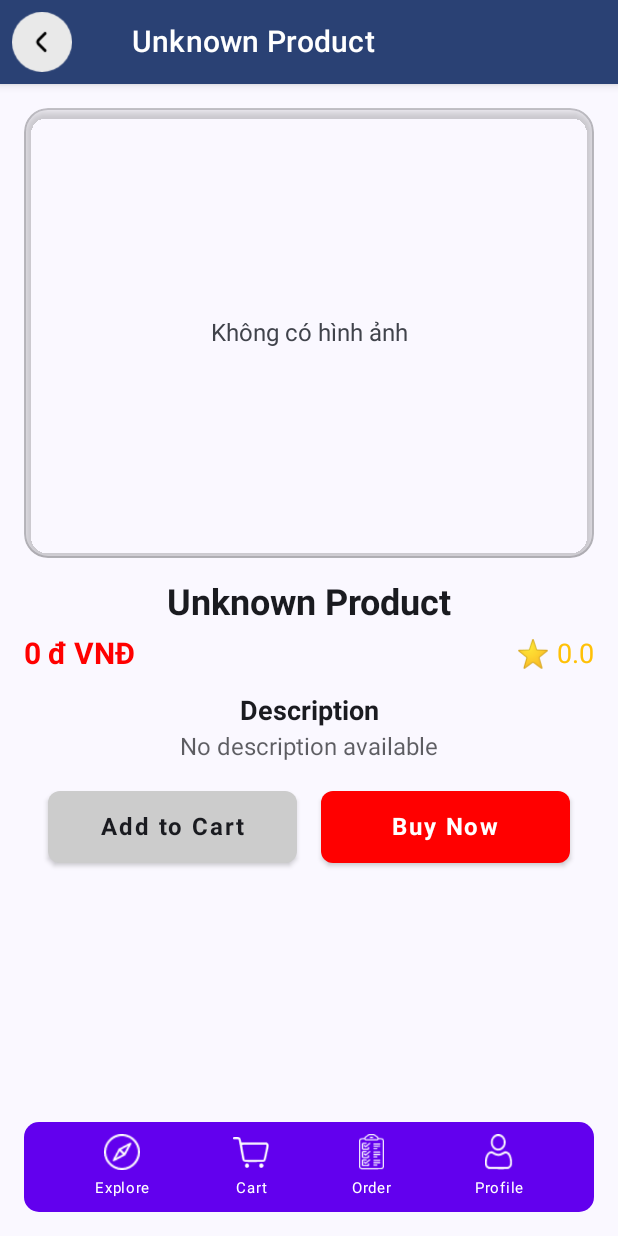
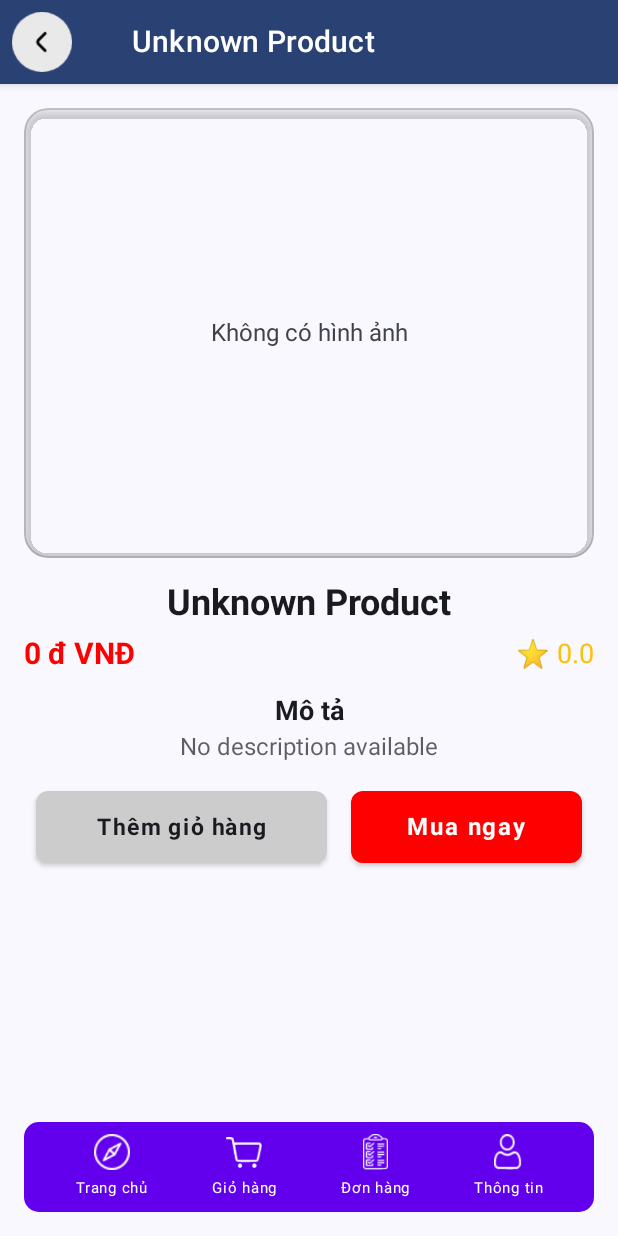
Before and after one commit to NgoCongTuyen/APPBANLAPTOP, an Android app built with Jetpack Compose: the DetailsItemsActivity screen opened directly, with no data from a screen before it, on a phone screen of 412 x 824 dp. Run offline under Robolectric (Android 15) with nearby library versions, the phone set to English and light mode, and no system bars; our stand-ins replace Firebase (no records; nobody signed in at launch, a user with empty details on screens opened directly); pictures from the network do not load.

Commit message:
Chỉnh sửa ngôn ngữ

```diff
--- a/app/src/main/java/com/example/appbanlaptop/Activity/BottomActivity.kt
+++ b/app/src/main/java/com/example/appbanlaptop/Activity/BottomActivity.kt
@@ -42,7 +42,7 @@ object BottomActivity {
         ) {
             BottomMenuItem(
                 icon = painterResource(R.drawable.btn_1),
-                text = "Explore",
+                text = "Trang chủ",
                 onItemClick = {
                     if (context !is MainActivity) {
                         val intent = Intent(context, MainActivity::class.java)
@@ -52,7 +52,7 @@ object BottomActivity {
             )
             BottomMenuItem(
                 icon = painterResource(R.drawable.btn_2),
-                text = "Cart",
+                text = "Giỏ hàng",
                 onItemClick = {
                     if (context !is CartScreenActivity) {
                         val intent = Intent(context, CartScreenActivity::class.java)
@@ -62,7 +62,7 @@ object BottomActivity {
             )
             BottomMenuItem(
                 icon = painterResource(R.drawable.btn_4),
-                text = "Order",
+                text = "Đơn hàng",
                 onItemClick = {
                     if (context !is OrderActivity) {
                         val intent = Intent(context, OrderActivity::class.java)
@@ -72,7 +72,7 @@ object BottomActivity {
             )
             BottomMenuItem(
                 icon = painterResource(id = R.drawable.btn_5),
-                text = "Profile",
+                text = "Thông tin",
                 onItemClick = {
                     if (context !is ProfileActivity) {
                         val intent = Intent(context, ProfileActivity::class.java)
--- a/app/src/main/java/com/example/appbanlaptop/Activity/DetailsItemsActivity.kt
+++ b/app/src/main/java/com/example/appbanlaptop/Activity/DetailsItemsActivity.kt
@@ -327,7 +327,7 @@ fun DetailsItemsScreen(
             item {
                 Spacer(modifier = Modifier.height(16.dp))
                 Text(
-                    text = "Description",
+                    text = "Mô tả",
                     fontSize = 18.sp,
                     fontWeight = FontWeight.Bold,
                     color = MaterialTheme.colorScheme.onBackground
@@ -345,7 +345,7 @@ fun DetailsItemsScreen(
                 item {
                     Spacer(modifier = Modifier.height(16.dp))
                     Text(
-                        text = "Available Models",
+                        text = "Phiên bản",
                         fontSize = 18.sp,
                         fontWeight = FontWeight.Bold,
                         color = MaterialTheme.colorScheme.onBackground
@@ -379,14 +379,14 @@ fun DetailsItemsScreen(
                 Row(
                     modifier = Modifier
                         .fillMaxWidth()
-                        .padding(horizontal = 16.dp),
+                        .padding(horizontal = 8.dp),
                     horizontalArrangement = Arrangement.SpaceBetween
                 ) {
                     // Nút Add to Cart
                     Button(
                         onClick = onAddToCartClick,
                         modifier = Modifier
-                            .weight(1f)
+                            .weight(5f)
                             .height(48.dp)
                             .padding(end = 8.dp),
                         shape = RoundedCornerShape(8.dp),
@@ -396,8 +396,8 @@ fun DetailsItemsScreen(
                         )
                     ) {
                         Text(
-                            text = "Add to Cart",
-                            fontSize = 16.sp,
+                            text = "Thêm giỏ hàng",
+                            fontSize = 15.sp,
                             fontWeight = FontWeight.Bold
                         )
                     }
@@ -406,7 +406,7 @@ fun DetailsItemsScreen(
                     Button(
                         onClick = onBuyNowClick,
                         modifier = Modifier
-                            .weight(1f)
+                            .weight(4f)
                             .height(48.dp)
                             .padding(start = 8.dp),
                         shape = RoundedCornerShape(8.dp),
@@ -416,7 +416,7 @@ fun DetailsItemsScreen(
                         )
                     ) {
                         Text(
-                            text = "Buy Now",
+                            text = "Mua ngay",
                             fontSize = 16.sp,
                             fontWeight = FontWeight.Bold
                         )
--- a/app/src/main/java/com/example/appbanlaptop/MainActivity.kt
+++ b/app/src/main/java/com/example/appbanlaptop/MainActivity.kt
@@ -202,7 +202,7 @@ fun MainActivityScreen(
                             .weight(4f)
                     ) {
                         Text(
-                            text = "Welcome Back",
+                            text = "Xin chào",
                             fontSize = 16.sp,
                             color = MaterialTheme.colorScheme.onBackground.copy(alpha = 0.7f)
                         )
@@ -332,9 +332,9 @@ fun MainActivityScreen(
             }
 
             item { AutoSlidingCarousel() }
-            item { SectionTitle("Categories") }
+            item { SectionTitle("Danh mục") }
             item { CategoryList(categories, context) }
-            item { SectionTitle("Recommended Products") }
+            item { SectionTitle("Sản phẩm đề xuất") }
             if (isLoadingItems) {
                 item {
                     CircularProgressIndicator(
--- a/app/src/main/java/com/example/appbanlaptop/payment/PaymentActivity.kt
+++ b/app/src/main/java/com/example/appbanlaptop/payment/PaymentActivity.kt
@@ -161,7 +161,7 @@ fun PaymentScreen(navController: NavController, checkoutItems: List<CartItem>, t
             TopAppBar(
                 title = {
                     Text(
-                        text = "Payment",
+                        text = "Thanh toán",
                         fontWeight = FontWeight.Bold,
                         fontSize = 20.sp,
                         color = MaterialTheme.colorScheme.onBackground
@@ -923,7 +923,7 @@ fun OrderSuccessScreen(
     Scaffold(
         topBar = {
             TopAppBar(
-                title = { Text("Xử lý đơn hàng", color = MaterialTheme.colorScheme.onBackground) },
+                title = { Text("Đơn hàng", color = MaterialTheme.colorScheme.onBackground) },
                 colors = TopAppBarDefaults.topAppBarColors(containerColor = MaterialTheme.colorScheme.background)
             )
         }
```
Also changed, not shown: app/src/main/java/com/example/appbanlaptop/Activity/CartSceenActivity.kt (+4 -4 lines), app/src/main/java/com/example/appbanlaptop/Activity/LoginScreen.kt (+15 -10 lines), app/src/main/java/com/example/appbanlaptop/Activity/ProfileActivity.kt (+9 -9 lines), app/src/main/res/values/strings.xml (+5 -5 lines).
